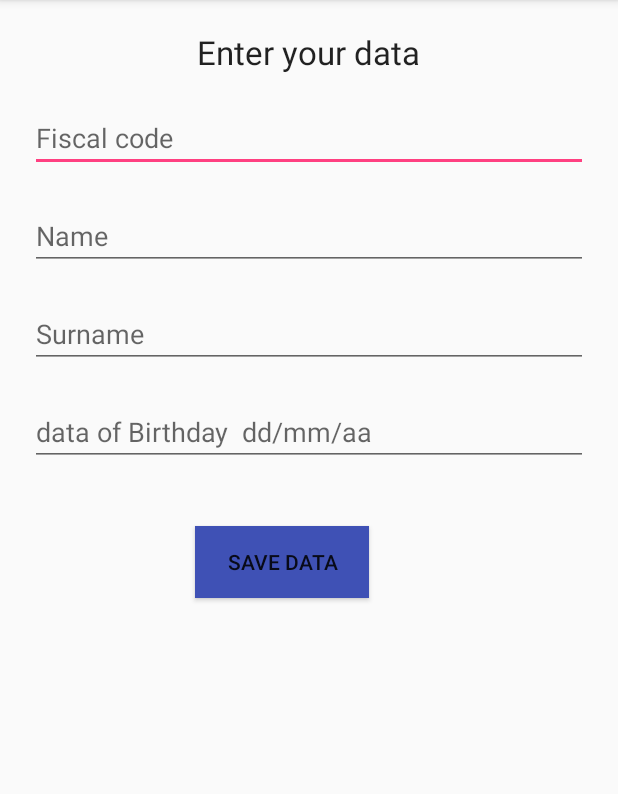
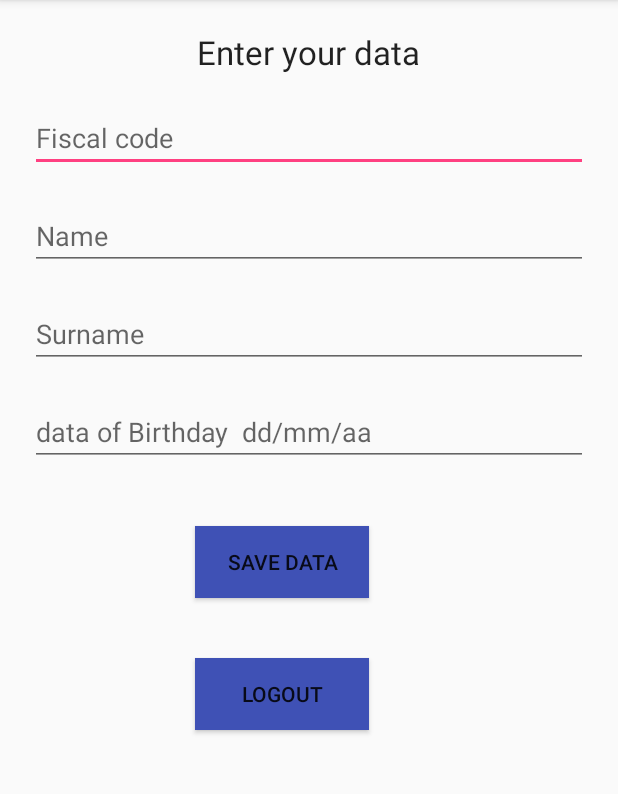
Before and after one commit to DTLVTSL/imab, an Android app: the screen it shows after launch once a user with an empty profile is signed in (ProfileActivity), after a tap on "SAVE DATA", on a phone screen of 412 x 824 dp, the part 84-878 px from its top. Run offline under Robolectric (Android 15) with nearby library versions, the phone set to English and light mode, and no system bars; our stand-ins replace Firebase (no records; nobody signed in at launch, a user with empty details on screens opened directly).

Commit message:
21/4  2:23

```diff
--- a/app/src/main/AndroidManifest.xml
+++ b/app/src/main/AndroidManifest.xml
@@ -4,7 +4,6 @@
 
 
     <uses-permission android:name="android.permission.INTERNET" />
-    <uses-permission android:name="android.permission.RECORD_AUDIO" />
     <uses-permission android:name="android.permission.WRITE_EXTERNAL_STORAGE" />
     <uses-permission android:name="android.permission.READ_PHONE_STATE" />
     <uses-permission android:name="android.permission.READ_EXTERNAL_STORAGE" />
@@ -23,8 +22,9 @@
                 <category android:name="android.intent.category.LAUNCHER" />
             </intent-filter>
         </activity>
-        <activity android:name=".LoginActivity" />
-        <activity android:name=".ProfileActivity"/>
+        <activity android:name=".ProfileActivity" />
+        <activity android:name=".LoginActivity"></activity>
     </application>
 
+
 </manifest>
--- a/app/src/main/java/com/example/imab/imab_group33/LoginActivity.java
+++ b/app/src/main/java/com/example/imab/imab_group33/LoginActivity.java
@@ -80,7 +80,7 @@ public class LoginActivity extends AppCompatActivity implements View.OnClickList
             Toast.makeText(this,"Please enter email",Toast.LENGTH_LONG).show();
             return;
         }
-        //cambio
+        //passw
         if(TextUtils.isEmpty(password)){
             Toast.makeText(this,"Please enter password",Toast.LENGTH_LONG).show();
             return;
@@ -107,6 +107,7 @@ public class LoginActivity extends AppCompatActivity implements View.OnClickList
                     }
                 });
 
+
     }
 
     @Override
--- a/app/src/main/java/com/example/imab/imab_group33/ProfileActivity.java
+++ b/app/src/main/java/com/example/imab/imab_group33/ProfileActivity.java
@@ -32,6 +32,7 @@ public class ProfileActivity extends AppCompatActivity implements View.OnClickLi
     private EditText editTextSurname;
     private EditText DateBirth;
     private Button buttonSave;
+    private Button buttonLogout;
     //defining a database reference
     private DatabaseReference databaseReference;
 
@@ -61,10 +62,11 @@ public class ProfileActivity extends AppCompatActivity implements View.OnClickLi
         buttonSave = (Button) findViewById(R.id.buttonSave);
         buttonSave.setOnClickListener(this);
         mStorageRef = FirebaseStorage.getInstance().getReference();
-
+        buttonLogout = (Button) findViewById(R.id.buttonLogout);
         //getting current user
         FirebaseUser user = firebaseAuth.getCurrentUser();
         //initializing views
+        buttonLogout.setOnClickListener(this);
 
     }
 
@@ -102,8 +104,16 @@ public class ProfileActivity extends AppCompatActivity implements View.OnClickLi
         if(view == buttonSave){
             saveUserInformation();
             finish();
+            startActivity(new Intent(this, ProfileActivity.class));
+
+        }
+        if(view == buttonLogout){
+            //logging out the user
+            firebaseAuth.signOut();
+            //closing activity
+            finish();
+            //starting login activity
             startActivity(new Intent(this, LoginActivity.class));
-
         }
 
 
--- a/app/src/main/res/layout/activity_main.xml
+++ b/app/src/main/res/layout/activity_main.xml
@@ -43,11 +43,11 @@
             android:layout_width="match_parent"
             android:layout_height="wrap_content"
             android:layout_margin="30dp"
-            android:text="NEXT" />
+            android:text="SIGNUP" />
 
         <TextView
             android:textAlignment="center"
-            android:text="SIGN IN?"
+            android:text="Already Registered? Signin Here"
             android:id="@+id/textViewSignin"
             android:layout_width="match_parent"
             android:layout_height="wrap_content"/>
--- a/app/src/main/res/layout/activity_profile.xml
+++ b/app/src/main/res/layout/activity_profile.xml
@@ -64,7 +64,6 @@ tools:context="com.example.imab.imab_group33.ProfileActivity">
         android:hint="data of Birthday  dd/mm/aa" />
 
 
-
     <Button
         android:id="@+id/buttonSave"
         android:layout_width="116dp"
@@ -74,6 +73,15 @@ tools:context="com.example.imab.imab_group33.ProfileActivity">
         android:layout_marginLeft="130dp"
         android:text="Save Data" />
 
+    <Button
+        android:id="@+id/buttonLogout"
+        android:layout_width="116dp"
+        android:layout_height="wrap_content"
+        android:background="@color/colorPrimary"
+        android:layout_marginTop="40dp"
+        android:layout_marginLeft="130dp"
+        android:text="Logout" />
+
 
 </LinearLayout>
 
```
